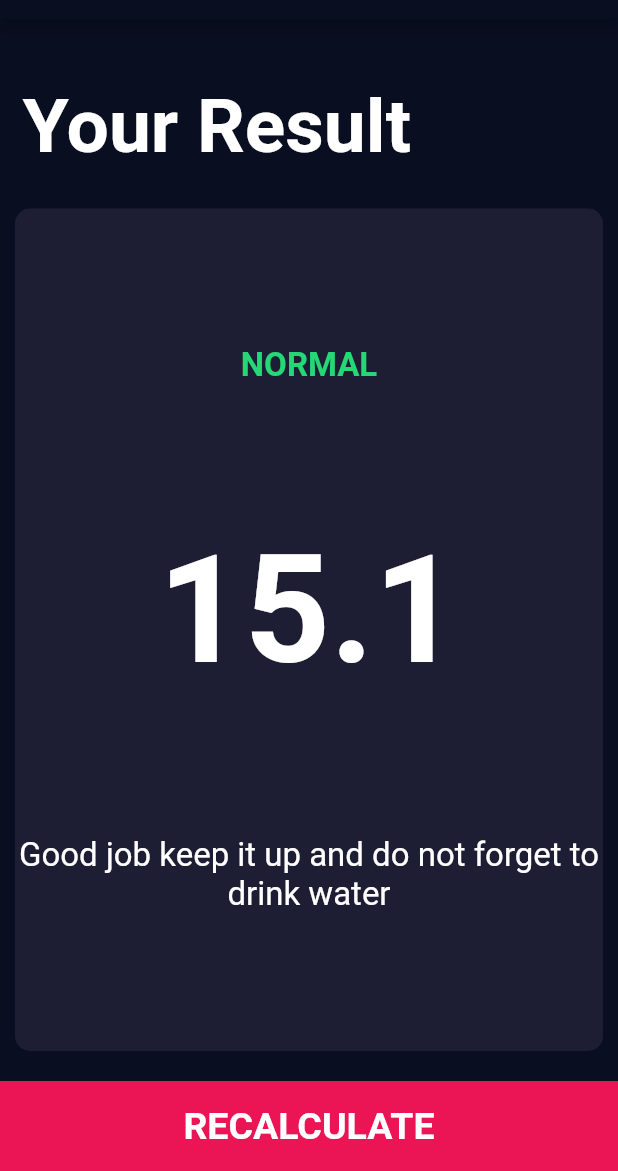
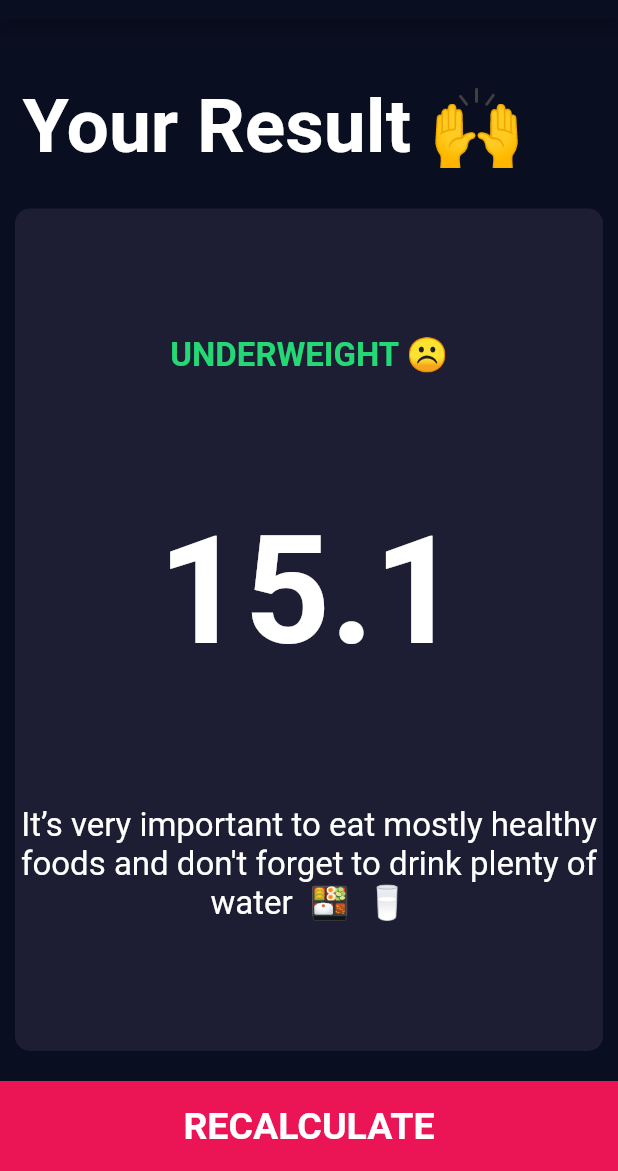
Before and after one commit to Mahima-014/BMI-calc, a Flutter app: the screen it shows after launch, after a tap on "CALCULATE", on a phone screen of 412 x 824 dp, the part 65-1236 px from its top. Run offline on Flutter 3.47's test engine with Material 2 defaults, Android fonts, the light colour scheme and no system bars; our stand-ins replace font_awesome_flutter.

Commit message:
Final Commit

```diff
--- a/lib/calculator_brain.dart
+++ b/lib/calculator_brain.dart
@@ -11,24 +11,25 @@ class CalculatorsBrain{
   }
   String getReviews(){
     if (_bmi >= 25){
-      return 'Overweight';
+      return 'Overweight ☹️';
     }
-    else if(_bmi <= 18){
-      return 'Normal';
+    else if(_bmi >= 18 && _bmi<=24.9){
+      return 'Normal  😃 ';
     }
-    else{
-      return 'Underweight';
+    else if(_bmi<=18){
+      return 'Underweight ☹️';
     }
   }
   String getInterpretation(){
-    if(_bmi>=25){
-      return 'Do some exercise. And drink plenty of water everyday';
+    if (_bmi >= 25){
+      return 'You need to exercise more  🏋🏼‍♀ & don\'t forget to drink 8 glasses of water everyday 🥛 ' ;
+    }
+    else if(_bmi >= 18 && _bmi<=24.9){
+      return 'Wow, you\'re good to go ✌️';
     }
     else if(_bmi<=18){
-      return 'Good job keep it up and do not forget to drink water';
+      return 'It\’s very important to eat mostly healthy foods and don\'t forget to drink plenty of water  🍱  🥛  ';
     }
-    else{
-      return 'Eat healty eat some vegies and drink enough water';
-    }
+
   }
 }
--- a/lib/result_page.dart
+++ b/lib/result_page.dart
@@ -24,7 +24,7 @@ class ResultsPage extends StatelessWidget {
               padding:EdgeInsets.all(15.0),
               alignment: Alignment.bottomLeft,
               child: Text(
-                'Your Result',
+                'Your Result 🙌 ',
                 style: kTittleTextStyle,
               ),
             ),
```
Also changed, not shown: lib/main.dart (line endings or trailing spaces).
